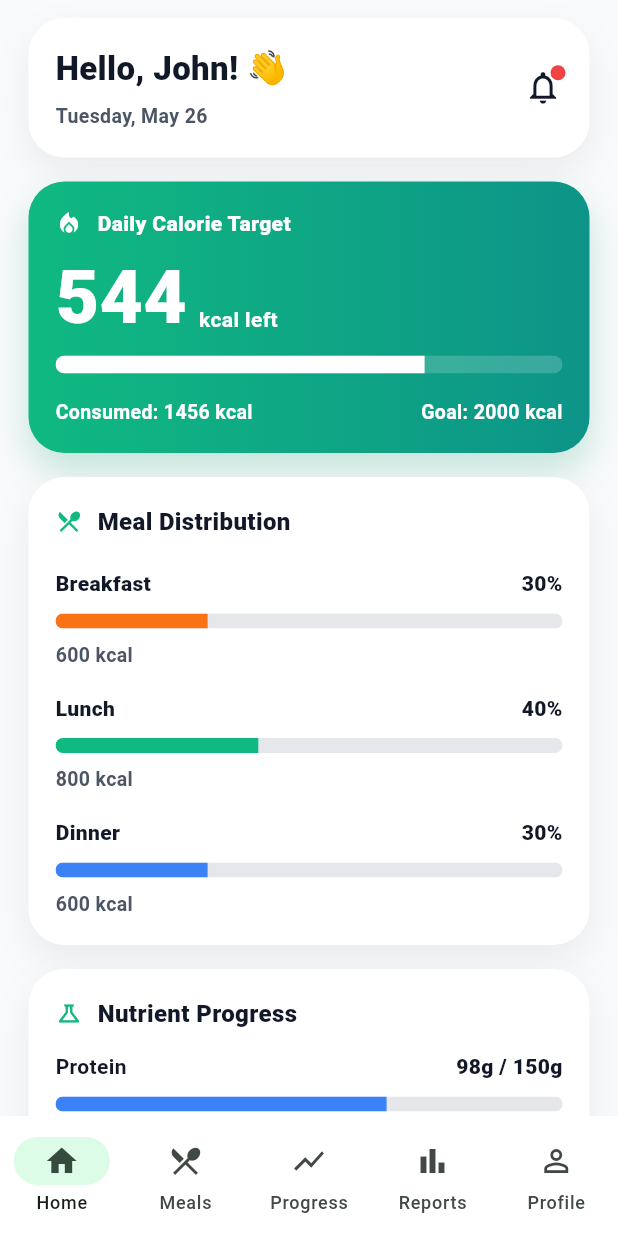
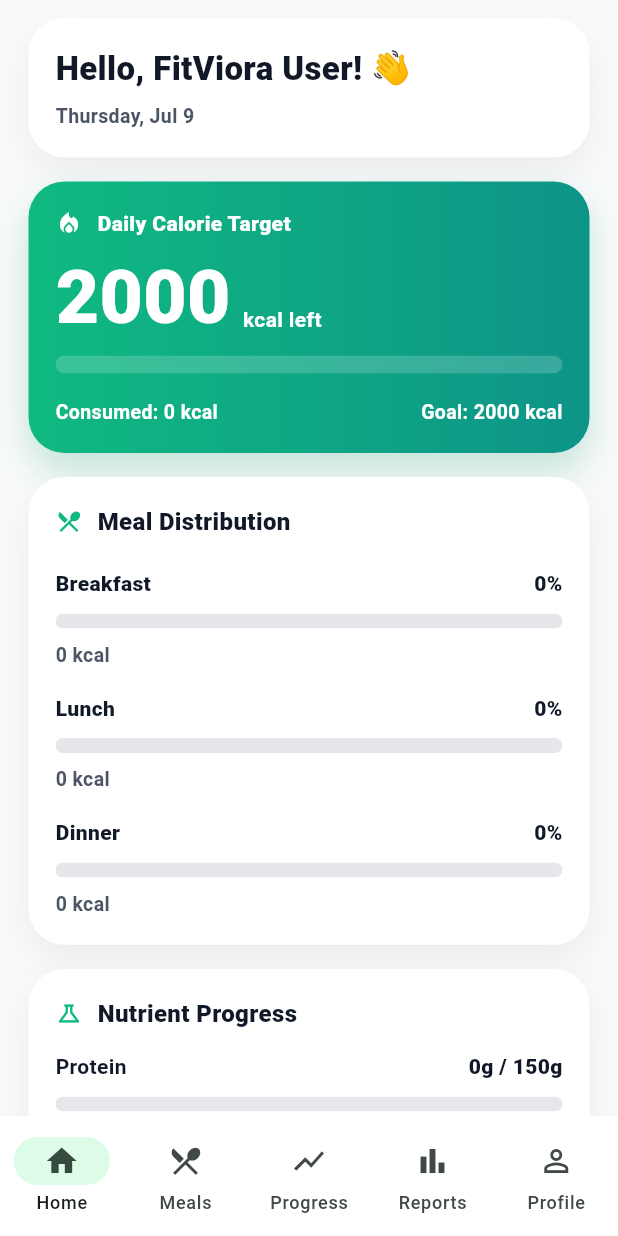
Before and after one commit to Dinethchathurya/fitviora, a Flutter app: the MainShellPage screen opened by its route, on a phone screen of 412 x 824 dp. Run offline on Flutter 3.47's test engine with Material 3 defaults, Android fonts, the phone set to English and light mode, and no system bars; our stand-ins replace cloud_firestore, firebase_auth, firebase_core, flutter_dotenv, geolocator, shared_preferences; accounts and stored records are empty; network calls fail.

Commit message:
home view model is implemented

```diff
--- a/lib/features/home/presentation/pages/home_page.dart
+++ b/lib/features/home/presentation/pages/home_page.dart
@@ -11,12 +11,50 @@ import '../widgets/section_title.dart';
 import '../widgets/nutrient_row.dart';
 
 import '../widgets/quick_action_card.dart';
+import '../viewmodels/home_page_view_model.dart';
 
-class HomePage extends StatelessWidget {
+class HomePage extends StatefulWidget {
   const HomePage({super.key});
 
   @override
+  State<HomePage> createState() => _HomePageState();
+}
+
+class _HomePageState extends State<HomePage> {
+  late final HomePageViewModel _viewModel;
+
+  @override
+  void initState() {
+    super.initState();
+
+    _viewModel = HomePageViewModel();
+
+    _viewModel.addListener(_onViewModelChanged);
+
+    _viewModel.loadHomeData();
+  }
+
+  void _onViewModelChanged() {
+    if (mounted) setState(() {});
+  }
+
+  @override
+  void dispose() {
+    _viewModel.removeListener(_onViewModelChanged);
+
+    super.dispose();
+  }
+
+  @override
   Widget build(BuildContext context) {
+    if (_viewModel.isLoading) {
+      return const Center(child: CircularProgressIndicator());
+    }
+
+    if (_viewModel.error != null) {
+      return Center(child: Text(_viewModel.error!));
+    }
+
     return SafeArea(
       child: SingleChildScrollView(
         child: Padding(
@@ -25,7 +63,10 @@ class HomePage extends StatelessWidget {
             crossAxisAlignment: CrossAxisAlignment.stretch,
             children: [
               const SizedBox(height: 12),
-              const HomeHeaderCard(),
+              HomeHeaderCard(
+                userName: _viewModel.fullName,
+                date: _viewModel.todayLabel,
+              ),
               const SizedBox(height: 16),
 
               // Daily Calorie Target
@@ -40,8 +81,11 @@ class HomePage extends StatelessWidget {
                       children: [
                         const Row(
                           children: [
-                            Icon(Icons.local_fire_department,
-                                size: 18, color: AppColors.white),
+                            Icon(
+                              Icons.local_fire_department,
+                              size: 18,
+                              color: AppColors.white,
+                            ),
                             SizedBox(width: 10),
                             Text(
                               'Daily Calorie Target',
@@ -61,8 +105,8 @@ class HomePage extends StatelessWidget {
                     Row(
                       crossAxisAlignment: CrossAxisAlignment.end,
                       children: [
-                        const Text(
-                          '544',
+                         Text(
+                          '${_viewModel.caloriesLeft}',
                           style: TextStyle(
                             fontSize: 50,
                             fontWeight: FontWeight.w900,
@@ -85,11 +129,10 @@ class HomePage extends StatelessWidget {
                     ClipRRect(
                       borderRadius: BorderRadius.circular(999),
                       child: LinearProgressIndicator(
-                        value: 0.728,
+                        value: _viewModel.calorieProgress,
                         minHeight: 12,
                         backgroundColor: Colors.white.withOpacity(0.18),
-                        valueColor:
-                            const AlwaysStoppedAnimation<Color>(
+                        valueColor: const AlwaysStoppedAnimation<Color>(
                           Colors.white,
                         ),
                       ),
@@ -97,18 +140,18 @@ class HomePage extends StatelessWidget {
                     const SizedBox(height: 16),
                     Row(
                       mainAxisAlignment: MainAxisAlignment.spaceBetween,
-                      children: const [
+                      children: [
                         Text(
-                          'Consumed: 1456 kcal',
-                          style: TextStyle(
+                          'Consumed: ${_viewModel.consumedCalories} kcal',
+                          style: const TextStyle(
                             fontSize: 13,
                             fontWeight: FontWeight.w700,
                             color: AppColors.white,
                           ),
                         ),
                         Text(
-                          'Goal: 2000 kcal',
-                          style: TextStyle(
+                          'Goal: ${_viewModel.dailyCalorieGoal} kcal',
+                          style: const TextStyle(
                             fontSize: 13,
                             fontWeight: FontWeight.w700,
                             color: AppColors.white,
@@ -135,28 +178,28 @@ class HomePage extends StatelessWidget {
                     ),
                     const SizedBox(height: 10),
                     const SizedBox(height: 10),
-                    const _MealDistributionRow(
+                     _MealDistributionRow(
                       label: 'Breakfast',
-                      percentage: '30%',
-                      valueKcal: '600 kcal',
+                      percentage: '${_viewModel.breakfastPercentage}%',
+                      valueKcal: '${_viewModel.breakfastCalories} kcal',
                       progressColor: AppColors.orange500,
-                      progress: 0.3,
+                      progress: _viewModel.breakfastPercentage / 100,
                     ),
                     const SizedBox(height: 16),
-                    const _MealDistributionRow(
+                     _MealDistributionRow(
                       label: 'Lunch',
-                      percentage: '40%',
-                      valueKcal: '800 kcal',
+                      percentage: '${_viewModel.lunchPercentage}%',
+                      valueKcal: '${_viewModel.lunchCalories} kcal',
                       progressColor: AppColors.emerald500,
-                      progress: 0.4,
+                      progress: _viewModel.lunchPercentage / 100,
                     ),
                     const SizedBox(height: 16),
-                    const _MealDistributionRow(
+                     _MealDistributionRow(
                       label: 'Dinner',
-                      percentage: '30%',
-                      valueKcal: '600 kcal',
+                      percentage: '${_viewModel.dinnerPercentage}%',
+                      valueKcal: '${_viewModel.dinnerCalories} kcal',
                       progressColor: AppColors.blue500,
-                      progress: 0.3,
+                      progress: _viewModel.dinnerPercentage / 100,
                     ),
                   ],
                 ),
@@ -176,24 +219,28 @@ class HomePage extends StatelessWidget {
                       icon: Icons.science_outlined,
                     ),
                     const SizedBox(height: 14),
-                    const NutrientRow(
+                     NutrientRow(
                       label: 'Protein',
-                      value: '98g / 150g',
-                      progress: 0.653,
+                      value:
+                          '${_viewModel.proteinConsumed}g / ${_viewModel.proteinGoal}g',
+                      progress:
+                          _viewModel.proteinConsumed / _viewModel.proteinGoal,
                       progressColor: AppColors.blue500,
                     ),
-                    const SizedBox(height: 16),
-                    const NutrientRow(
+                     SizedBox(height: 16),
+                     NutrientRow(
                       label: 'Carbs',
-                      value: '120g / 200g',
-                      progress: 0.6,
+                      value:
+                          '${_viewModel.carbsConsumed}g / ${_viewModel.carbsGoal}g',
+                      progress: _viewModel.carbsConsumed / _viewModel.carbsGoal,
                       progressColor: AppColors.orange500,
                     ),
                     const SizedBox(height: 16),
-                    const NutrientRow(
+                     NutrientRow(
                       label: 'Fats',
-                      value: '55g / 90g',
-                      progress: 0.611,
+                      value:
+                          '${_viewModel.fatConsumed}g / ${_viewModel.fatGoal}g',
+                      progress: _viewModel.fatConsumed / _viewModel.fatGoal,
                       progressColor: AppColors.pink500,
                     ),
                   ],
@@ -325,8 +372,11 @@ class HomePage extends StatelessWidget {
                         borderRadius: BorderRadius.circular(16),
                         border: Border.all(color: AppColors.gray200),
                       ),
-                      child: const Icon(Icons.health_and_safety,
-                          color: AppColors.emerald600, size: 24),
+                      child: const Icon(
+                        Icons.health_and_safety,
+                        color: AppColors.emerald600,
+                        size: 24,
+                      ),
                     ),
                     const SizedBox(width: 14),
                     Expanded(
--- /dev/null
+++ b/lib/features/home/presentation/viewmodels/home_page_view_model.dart
@@ -0,0 +1,218 @@
+import 'package:cloud_firestore/cloud_firestore.dart';
+import 'package:firebase_auth/firebase_auth.dart';
+import 'package:flutter/foundation.dart';
+
+class HomePageViewModel extends ChangeNotifier {
+  HomePageViewModel({
+    FirebaseAuth? firebaseAuth,
+    FirebaseFirestore? firestore,
+  })  : _firebaseAuth = firebaseAuth,
+        _firestore = firestore;
+
+  final FirebaseAuth? _firebaseAuth;
+  final FirebaseFirestore? _firestore;
+
+  FirebaseAuth get firebaseAuth => _firebaseAuth ?? FirebaseAuth.instance;
+  FirebaseFirestore get firestore => _firestore ?? FirebaseFirestore.instance;
+
+  bool isLoading = false;
+  String? error;
+
+  String fullName = 'FitViora User';
+
+  int dailyCalorieGoal = 2000;
+
+  int consumedCalories = 0;
+  int proteinConsumed = 0;
+  int carbsConsumed = 0;
+  int fatConsumed = 0;
+
+  int proteinGoal = 150;
+  int carbsGoal = 200;
+  int fatGoal = 90;
+
+  int breakfastCalories = 0;
+  int lunchCalories = 0;
+  int dinnerCalories = 0;
+
+  int get caloriesLeft {
+    final value = dailyCalorieGoal - consumedCalories;
+    return value < 0 ? 0 : value;
+  }
+
+  double get calorieProgress {
+    if (dailyCalorieGoal <= 0) return 0;
+    return (consumedCalories / dailyCalorieGoal).clamp(0.0, 1.0);
+  }
+
+  int get breakfastPercentage => _percentage(breakfastCalories);
+  int get lunchPercentage => _percentage(lunchCalories);
+  int get dinnerPercentage => _percentage(dinnerCalories);
+
+  String get todayLabel {
+    final now = DateTime.now();
+
+    const weekDays = [
+      'Monday',
+      'Tuesday',
+      'Wednesday',
+      'Thursday',
+      'Friday',
+      'Saturday',
+      'Sunday',
+    ];
+
+    const months = [
+      'Jan',
+      'Feb',
+      'Mar',
+      'Apr',
+      'May',
+      'Jun',
+      'Jul',
+      'Aug',
+      'Sep',
+      'Oct',
+      'Nov',
+      'Dec',
+    ];
+
+    return '${weekDays[now.weekday - 1]}, ${months[now.month - 1]} ${now.day}';
+  }
+
+  Future<void> loadHomeData() async {
+    final user = firebaseAuth.currentUser;
+    if (user == null) return;
+
+    try {
+      isLoading = true;
+      error = null;
+      notifyListeners();
+
+      await _loadUserProfile(user.uid);
+      await _loadTodaySelectedMeals(user.uid);
+    } catch (e) {
+      error = e.toString();
+    } finally {
+      isLoading = false;
+      notifyListeners();
+    }
+  }
+
+  Future<void> _loadUserProfile(String userId) async {
+    final snapshot = await firestore.collection('users').doc(userId).get();
+
+    if (!snapshot.exists || snapshot.data() == null) return;
+
+    final data = snapshot.data()!;
+
+    fullName = _stringValue(data['fullName'], fallback: 'FitViora User');
+
+    final weightKg = _toDouble(data['weightKg']);
+    final heightCm = _toDouble(data['heightCm']);
+    final activityLevel = _stringValue(data['activityLevel'], fallback: 'Moderate');
+    final goal = _stringValue(data['goal'], fallback: 'Maintenance');
+
+    dailyCalorieGoal = _calculateDailyCalorieGoal(
+      weightKg: weightKg,
+      heightCm: heightCm,
+      activityLevel: activityLevel,
+      goal: goal,
+    );
+  }
+
+  Future<void> _loadTodaySelectedMeals(String userId) async {
+    final now = DateTime.now();
+    final selectedDate =
+        DateTime(now.year, now.month, now.day).toIso8601String();
+
+    final snapshot = await firestore
+        .collection('selected_meals')
+        .where('userId', isEqualTo: userId)
+        .where('selectedDate', isEqualTo: selectedDate)
+        .get();
+
+    consumedCalories = 0;
+    proteinConsumed = 0;
+    carbsConsumed = 0;
+    fatConsumed = 0;
+
+    breakfastCalories = 0;
+    lunchCalories = 0;
+    dinnerCalories = 0;
+
+    for (final doc in snapshot.docs) {
+      final data = doc.data();
+
+      final mealType = _stringValue(data['mealType'], fallback: '');
+      final calories = _toInt(data['totalCalories']);
+
+      consumedCalories += calories;
+      proteinConsumed += _toDouble(data['proteinG']).round();
+      carbsConsumed += _toDouble(data['carbsG']).round();
+      fatConsumed += _toDouble(data['fatG']).round();
+
+      if (mealType == 'Breakfast') {
+        breakfastCalories += calories;
+      } else if (mealType == 'Lunch') {
+        lunchCalories += calories;
+      } else if (mealType == 'Dinner') {
+        dinnerCalories += calories;
+      }
+    }
+  }
+
+  int _calculateDailyCalorieGoal({
+    required double weightKg,
+    required double heightCm,
+    required String activityLevel,
+    required String goal,
+  }) {
+    if (weightKg <= 0 || heightCm <= 0) return 2000;
+
+    double calories = (10 * weightKg) + (6.25 * heightCm) - (5 * 25) + 5;
+
+    final activity = activityLevel.toLowerCase();
+
+    if (activity == 'low') {
+      calories *= 1.2;
+    } else if (activity == 'high') {
+      calories *= 1.725;
+    } else {
+      calories *= 1.55;
+    }
+
+    final normalizedGoal = goal.toLowerCase();
+
+    if (normalizedGoal.contains('loss')) {
+      calories -= 500;
+    } else if (normalizedGoal.contains('gain')) {
+      calories += 400;
+    }
+
+    return calories.round().clamp(1200, 3500);
+  }
+
+  int _percentage(int mealCalories) {
+    if (dailyCalorieGoal <= 0) return 0;
+    return ((mealCalories / dailyCalorieGoal) * 100).round();
+  }
+
+  static String _stringValue(dynamic value, {required String fallback}) {
+    if (value == null) return fallback;
+    final text = value.toString().trim();
+    return text.isEmpty ? fallback : text;
+  }
+
+  static int _toInt(dynamic value) {
+    if (value is int) return value;
+    if (value is double) return value.round();
+    return int.tryParse(value.toString()) ?? 0;
+  }
+
+  static double _toDouble(dynamic value) {
+    if (value is double) return value;
+    if (value is int) return value.toDouble();
+    return double.tryParse(value.toString()) ?? 0;
+  }
+}
--- a/lib/features/home/presentation/widgets/home_header_card.dart
+++ b/lib/features/home/presentation/widgets/home_header_card.dart
@@ -3,7 +3,19 @@ import 'package:flutter/material.dart';
 import '../../../../core/constants/app_colors.dart';
 
 class HomeHeaderCard extends StatelessWidget {
-  const HomeHeaderCard({super.key});
+  final String userName;
+
+  final String date;
+
+  const HomeHeaderCard({
+
+    super.key,
+
+    required this.userName,
+
+    required this.date,
+
+  });
 
   @override
   Widget build(BuildContext context) {
@@ -25,19 +37,19 @@ class HomeHeaderCard extends StatelessWidget {
           Expanded(
             child: Column(
               crossAxisAlignment: CrossAxisAlignment.start,
-              children: const [
+              children: [
                 Text(
-                  'Hello, John! 👋',
-                  style: TextStyle(
+                  'Hello, $userName! 👋',
+                  style: const TextStyle(
                     fontSize: 22,
                     fontWeight: FontWeight.w900,
                     color: AppColors.gray900,
                   ),
                 ),
-                SizedBox(height: 6),
+                const SizedBox(height: 6),
                 Text(
-                  'Tuesday, May 26',
-                  style: TextStyle(
+                  date,
+                  style: const TextStyle(
                     fontSize: 13,
                     fontWeight: FontWeight.w600,
                     color: AppColors.gray600,
@@ -46,25 +58,7 @@ class HomeHeaderCard extends StatelessWidget {
               ],
             ),
           ),
-          Stack(
-            clipBehavior: Clip.none,
-            children: [
-              const Icon(Icons.notifications_none_outlined,
-                  size: 26, color: AppColors.gray900),
-              Positioned(
-                right: -2,
-                top: -2,
-                child: Container(
-                  width: 10,
-                  height: 10,
-                  decoration: const BoxDecoration(
-                    color: AppColors.red500,
-                    shape: BoxShape.circle,
-                  ),
-                ),
-              )
-            ],
-          ),
+
         ],
       ),
     );
--- a/lib/features/profile/presentation/pages/profile_page.dart
+++ b/lib/features/profile/presentation/pages/profile_page.dart
@@ -159,7 +159,6 @@ class _ProfilePageState extends State<ProfilePage> {
                 showEdit: true,
                 content: [
                   _SingleRow(data: _RowData(Icons.email_outlined, 'Email', vm.displayEmail)),
-                  _SingleRow(data: _RowData(Icons.phone_outlined, 'Phone', '+94 77 123 4567')),
                   _SingleRow(data: _RowData(Icons.calendar_today_outlined, 'Date of Birth', vm.displayDob)),
                   _SingleRow(data: _RowData(Icons.person_outline, 'Gender', vm.displayGender)),
                 ],
```
